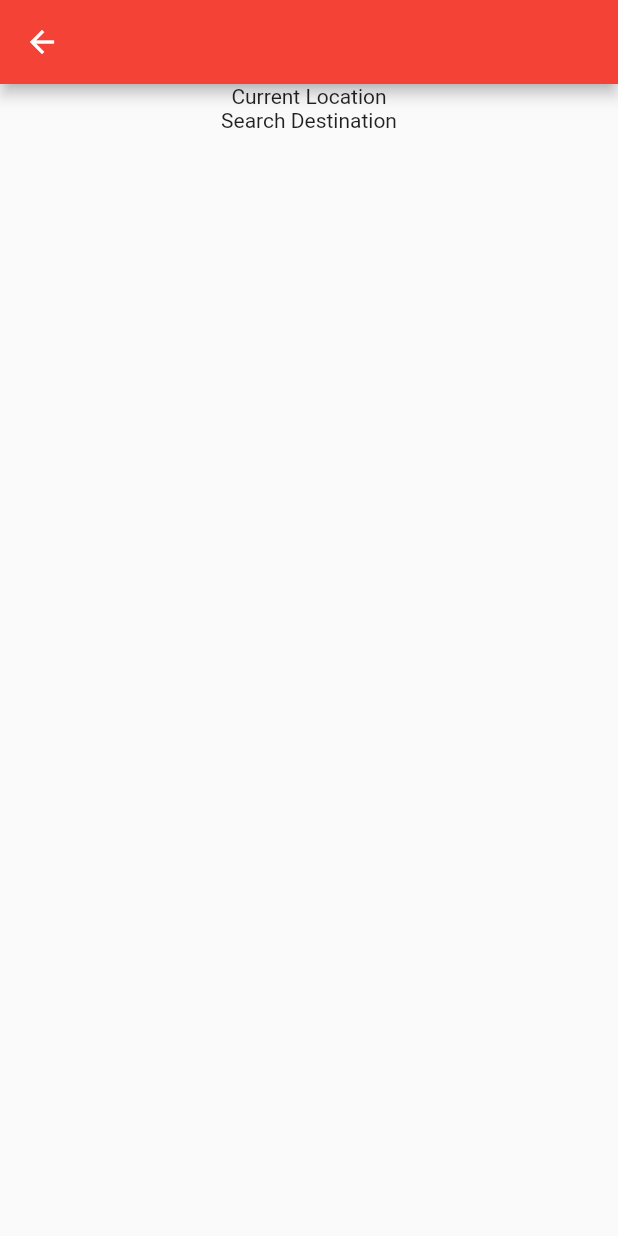
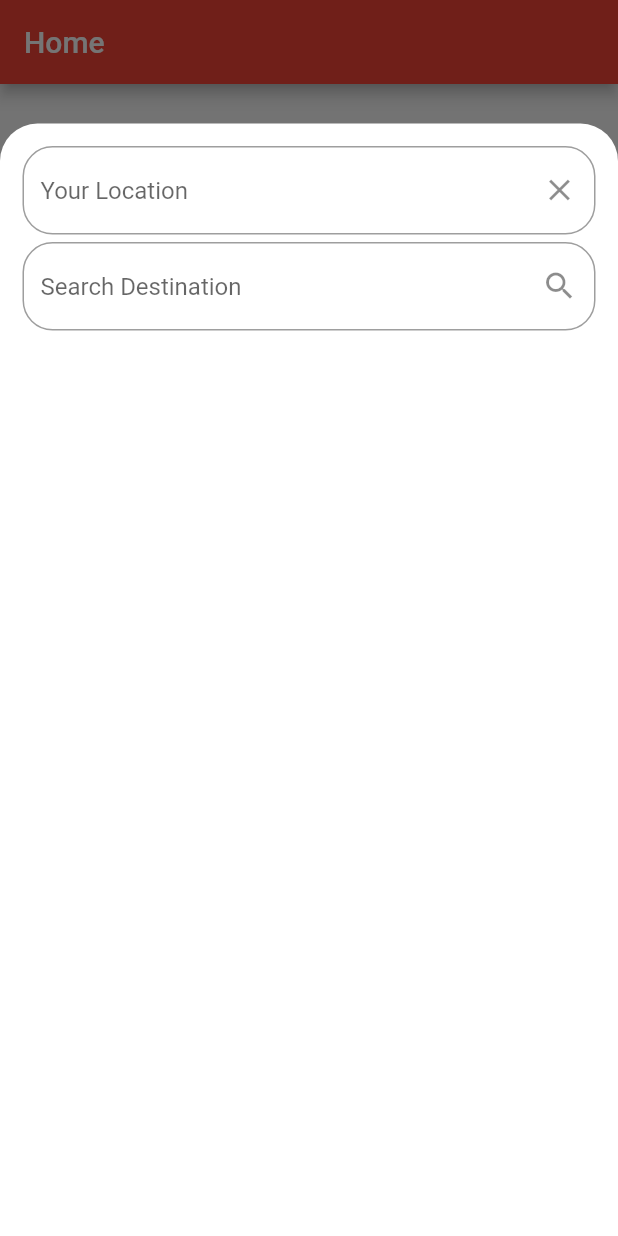
Before and after one commit to Huzaifa201017/Navigo, a Flutter app: the screen it shows after launch, after a tap on the "directions" icon, on a phone screen of 412 x 824 dp. Run offline on Flutter 3.47's test engine with Material 2 defaults, Android fonts, the phone set to English and light mode, and no system bars.

Commit message:
13th March's Progress

```diff
--- a/lib/MapsPage.dart
+++ b/lib/MapsPage.dart
@@ -1,5 +1,5 @@
 import 'package:flutter/material.dart';
-import 'package:navigo/ChooseDestPage.dart' ;
+import 'package:navigo/ChooseDestPage.dart';
 
 class MapsPage extends StatelessWidget {
   const MapsPage({super.key});
@@ -10,30 +10,124 @@ class MapsPage extends StatelessWidget {
         appBar: AppBar(
           title: const Text('Home'),
         ),
-
         body: const Center(
           child: Text('Maps Page'),
         ),
-
-      floatingActionButton:Column(mainAxisAlignment: MainAxisAlignment.end,
+        floatingActionButton: Column(
+          mainAxisAlignment: MainAxisAlignment.end,
           children: [
-          FloatingActionButton(onPressed:(){
-            Navigator.push(context,
-                MaterialPageRoute(builder:(context) =>ChooseDestPage()));
-          }
-            ,
+            FloatingActionButton(
+              onPressed: () {
+                showModalBottomSheet(
+                  context: context,
+                  isScrollControlled: true,
+                  backgroundColor: Colors.transparent,
+                  builder: (context) => Container(
+                      height: MediaQuery.of(context).size.height * 0.90,
+                      decoration: new BoxDecoration(
+                        color: Colors.white,
+                        borderRadius: new BorderRadius.only(
+                          topLeft: const Radius.circular(25.0),
+                          topRight: const Radius.circular(25.0),
+                        ),
+                      ),
+                      child: Padding(
+                          padding: EdgeInsets.all(15.0),
+                          child: Column(
+                            mainAxisAlignment: MainAxisAlignment.start,
+                            children: [
+                              TextField(
+                                decoration: InputDecoration(
+                                    hintText: "Your Location",
+                                    border: OutlineInputBorder(
+                                      borderRadius: BorderRadius.circular(20.0),
+                                    ),
+                                    suffixIcon: IconButton(
+                                      onPressed: () {},
+                                      icon: const Icon(Icons.clear),
+                                    )),
+                              ),
+                              SizedBox(height: 5),
+                              TextField(
+                                decoration: InputDecoration(
+                                    hintText: "Insert Mid points",
+                                    border: OutlineInputBorder(
+                                      borderRadius: BorderRadius.circular(20.0),
+                                    ),
+                                    suffixIcon: IconButton(
+                                      onPressed: () {},
+                                      icon: const Icon(Icons.accessibility),
+                                    )),
+                              ),
+                              SizedBox(height: 5),
+                              TextField(
+                                decoration: InputDecoration(
+                                    hintText: "Search Destination",
+                                    border: OutlineInputBorder(
+                                      borderRadius: BorderRadius.circular(20.0),
+                                    ),
+                                    suffixIcon: IconButton(
+                                      onPressed: () {},
+                                      icon: const Icon(Icons.search),
+                                    )),
+                              ),
+                            ],
+                          ))),
+                );
+              },
               child: Text("zain"),
             ),
             SizedBox(height: 40),
-          FloatingActionButton(onPressed:(){
-            Navigator.push(context,
-                MaterialPageRoute(builder:(context) =>ChooseDestPage()));
-          }
-            ,
+            FloatingActionButton(
+              onPressed: () {
+                showModalBottomSheet(
+                  context: context,
+                  isScrollControlled: true,
+                  backgroundColor: Colors.transparent,
+                  builder: (context) => Container(
+                      height: MediaQuery.of(context).size.height * 0.90,
+                      decoration: new BoxDecoration(
+                        color: Colors.white,
+                        borderRadius: new BorderRadius.only(
+                          topLeft: const Radius.circular(25.0),
+                          topRight: const Radius.circular(25.0),
+                        ),
+                      ),
+                      child: Padding(
+                          padding: EdgeInsets.all(15.0),
+                          child: Column(
+                            mainAxisAlignment: MainAxisAlignment.start,
+                            children: [
+                              TextField(
+                                decoration: InputDecoration(
+                                    hintText: "Your Location",
+                                    border: OutlineInputBorder(
+                                      borderRadius: BorderRadius.circular(20.0),
+                                    ),
+                                    suffixIcon: IconButton(
+                                      onPressed: () {},
+                                      icon: const Icon(Icons.clear),
+                                    )),
+                              ),
+                              SizedBox(height: 5),
+                              TextField(
+                                decoration: InputDecoration(
+                                    hintText: "Search Destination",
+                                    border: OutlineInputBorder(
+                                      borderRadius: BorderRadius.circular(20.0),
+                                    ),
+                                    suffixIcon: IconButton(
+                                      onPressed: () {},
+                                      icon: const Icon(Icons.search),
+                                    )),
+                              ),
+                            ],
+                          ))),
+                );
+              },
               child: Icon(Icons.directions),
             ),
           ],
-      )
-    );
+        ));
   }
 }
```
Lines whose indentation alone changed are shown as unchanged.
